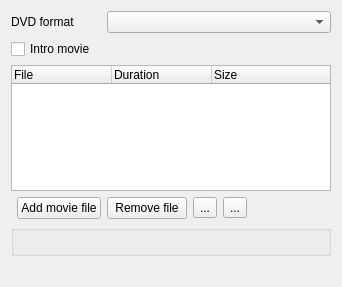
Before: the Qt Designer form src/widgets/dvdwizardvob_ui.ui in KDE/kdenlive, drawn with Qt 5.
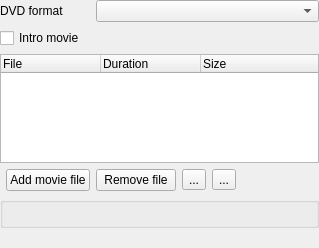
After: the same form once the commit is applied. Custom widgets are drawn as their Qt base class.

Commit message: UI cleanup (remove double margin)

```diff
--- a/src/widgets/dvdwizardvob_ui.ui
+++ b/src/widgets/dvdwizardvob_ui.ui
@@ -6,11 +6,14 @@
    <rect>
     <x>0</x>
     <y>0</y>
-    <width>342</width>
-    <height>287</height>
+    <width>319</width>
+    <height>248</height>
    </rect>
   </property>
   <layout class="QGridLayout" name="gridLayout_2">
+   <property name="margin">
+    <number>0</number>
+   </property>
    <item row="1" column="0" colspan="2">
     <widget class="QCheckBox" name="use_intro">
      <property name="text">
```
The commit also changes 3 other files.
